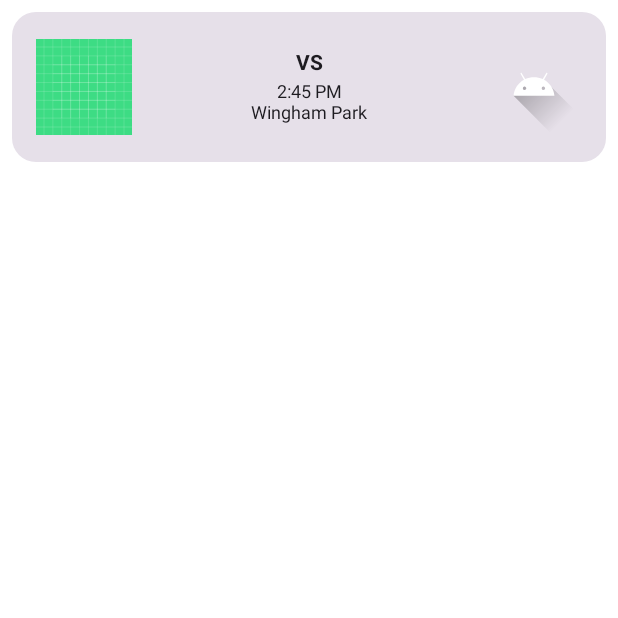
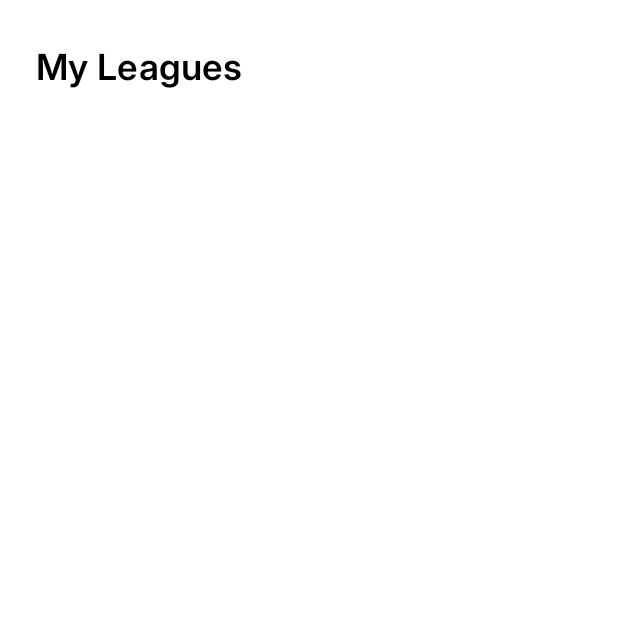
Before and after one commit to geordiegibson/legend-mobile, an Android app built with Jetpack Compose: the composable Leagues shown on its own in the app's theme, on a phone screen of 412 x 824 dp, the top half of it. Run offline under Robolectric (Android 15) with nearby library versions, the phone set to English and light mode, and no system bars.

Commit message:
Cleanup unwanted changes, switched to using inter for fonts

```diff
--- a/composeApp/src/androidMain/kotlin/legend/com/Fonts/InterFamily.kt
+++ b/composeApp/src/androidMain/kotlin/legend/com/Fonts/InterFamily.kt
@@ -2,7 +2,6 @@ package legend.com.Fonts
 
 import androidx.compose.ui.text.font.Font
 import androidx.compose.ui.text.font.FontFamily
-import androidx.compose.ui.text.font.FontWeight
 import legend.com.R
 
 val interFamily = FontFamily(
--- a/composeApp/src/androidMain/kotlin/legend/com/LandingScreen.kt
+++ b/composeApp/src/androidMain/kotlin/legend/com/LandingScreen.kt
@@ -17,13 +17,13 @@ import androidx.compose.ui.graphics.Color
 import androidx.compose.ui.unit.dp
 import androidx.compose.ui.unit.sp
 import androidx.navigation.NavController
-import legend.com.Fonts.ralewayFamily
+import legend.com.Fonts.interFamily
 
 @Composable
 fun LandingScreen(navController: NavController) {
     MaterialTheme {
         Column(Modifier.fillMaxSize().background(Color.Black), horizontalAlignment = Alignment.CenterHorizontally, verticalArrangement = Arrangement.Center) {
-            Text("legend.", color = Color.White, fontSize = 46.sp, fontFamily = ralewayFamily)
+            Text("legend.", color = Color.White, fontSize = 46.sp, fontFamily = interFamily)
             Spacer(Modifier.height(200.dp))
             Button(onClick={navController.navigate(Profile)}, colors = ButtonDefaults.buttonColors(Color.White)
             ) {
--- a/composeApp/src/androidMain/kotlin/legend/com/Leagues.kt
+++ b/composeApp/src/androidMain/kotlin/legend/com/Leagues.kt
@@ -4,18 +4,11 @@ import androidx.compose.foundation.layout.padding
 import androidx.compose.material.Text
 import androidx.compose.runtime.Composable
 import androidx.compose.ui.Modifier
-import androidx.compose.ui.res.painterResource
 import androidx.compose.ui.unit.dp
 import androidx.compose.ui.unit.sp
-import legend.com.Fonts.ralewayFamily
+import legend.com.Fonts.interFamily
 
 @Composable
 fun Leagues() {
-    Text("My Leagues", Modifier.padding(start = 24.dp).padding(top = 30.dp), fontSize = 24.sp, fontFamily = ralewayFamily)
-    MatchCard(
-        team1Logo = painterResource(id = R.drawable.ic_launcher_background),
-        team2Logo = painterResource(id = R.drawable.ic_launcher_foreground),
-        time = "2:45 PM",
-        venue = "Wingham Park"
-    )
+    Text("My Leagues", Modifier.padding(start = 24.dp).padding(top = 30.dp), fontSize = 24.sp, fontFamily = interFamily)
 }
--- a/composeApp/src/androidMain/kotlin/legend/com/Profile.kt
+++ b/composeApp/src/androidMain/kotlin/legend/com/Profile.kt
@@ -15,7 +15,7 @@ import androidx.compose.ui.graphics.Color
 import androidx.compose.ui.tooling.preview.Preview
 import androidx.compose.ui.unit.dp
 import androidx.compose.ui.unit.sp
-import legend.com.Fonts.ralewayFamily
+import legend.com.Fonts.interFamily
 
 @Preview
 @Composable
@@ -33,13 +33,13 @@ fun Profile() {
                         "Mac Gibson",
                         Modifier.padding(top = 15.dp, start = 20.dp),
                         fontSize = 32.sp,
-                        fontFamily = ralewayFamily
+                        fontFamily = interFamily
                     )
                     Text(
                         "HLF | 700k",
                         Modifier.padding(start = 20.dp),
                         fontSize = 32.sp,
-                        fontFamily = ralewayFamily
+                        fontFamily = interFamily
                     )
                 }
             }
--- a/composeApp/src/androidMain/kotlin/legend/com/Statistics.kt
+++ b/composeApp/src/androidMain/kotlin/legend/com/Statistics.kt
@@ -7,5 +7,5 @@ import androidx.compose.ui.tooling.preview.Preview
 @Preview
 @Composable
 fun Statistics() {
-    Text("ppeeenr")
+    Text("Statistics")
 }
```
